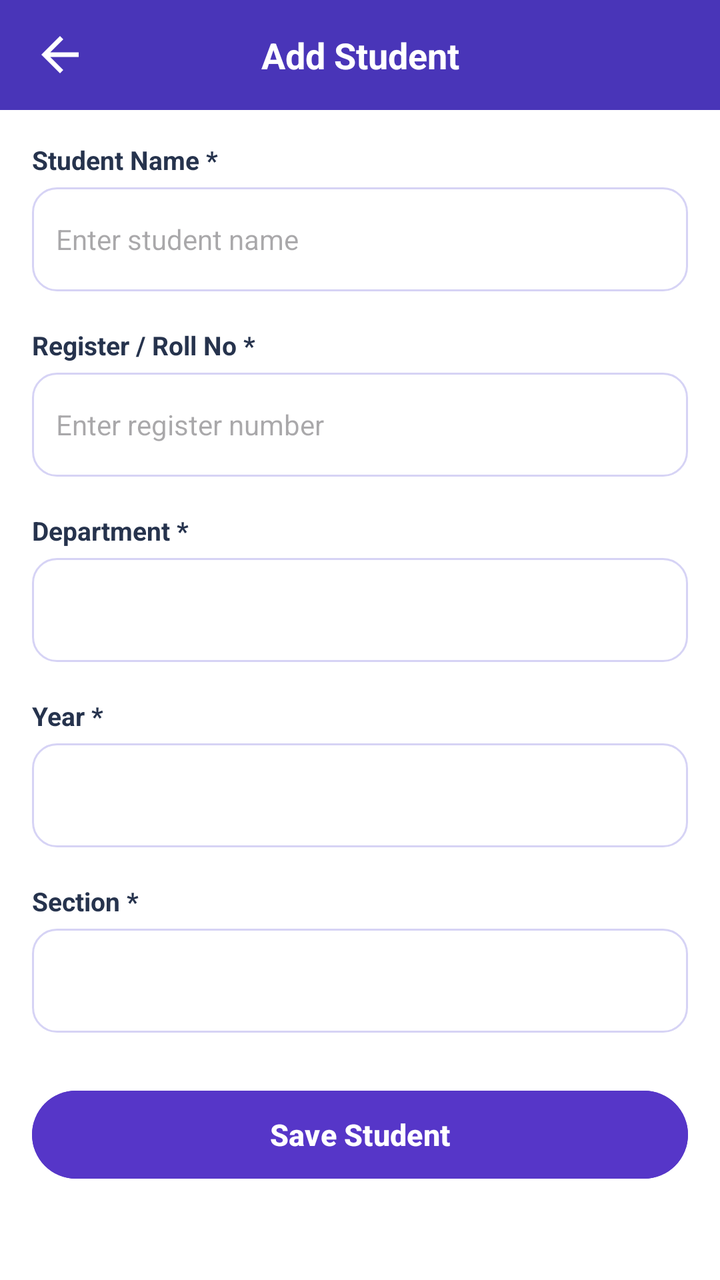
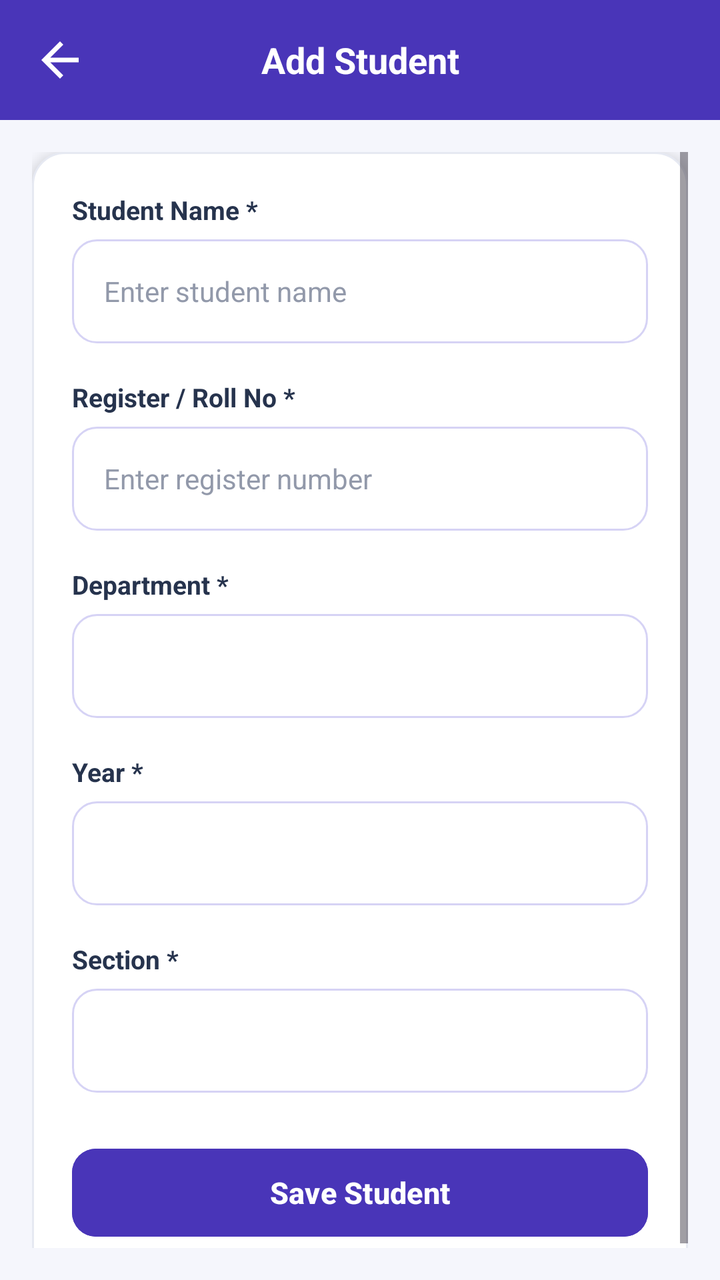

An Android layout rendered at two revisions. The XML below is the earlier revision; the diff shows what the commit changed to produce the second picture.
<!-- AndroidManifest.xml: application theme Theme.TrackPoint -->
<!-- res/layout/activity_add_student.xml -->
<?xml version="1.0" encoding="utf-8"?>
<androidx.constraintlayout.widget.ConstraintLayout
    xmlns:android="http://schemas.android.com/apk/res/android"
    xmlns:app="http://schemas.android.com/apk/res-auto"
    android:layout_width="match_parent"
    android:layout_height="match_parent"
    android:background="#4935B8"
    android:fitsSystemWindows="true">

    
    <LinearLayout
        android:id="@+id/header"
        android:layout_width="match_parent"
        android:layout_height="55dp"
        android:orientation="horizontal"
        android:gravity="center_vertical"
        android:paddingStart="16dp"
        android:paddingEnd="16dp"
        android:background="#4935B8"
        app:layout_constraintTop_toTopOf="parent">

        <ImageView
            android:id="@+id/btnBack"
            android:layout_width="28dp"
            android:layout_height="28dp"
            android:src="@drawable/back_symbol"
            app:tint="#FFFFFF"
            android:contentDescription="Back"/>

        <TextView
            android:layout_width="0dp"
            android:layout_height="wrap_content"
            android:layout_weight="1"
            android:text="Add Student"
            android:textColor="#FFFFFF"
            android:textSize="18sp"
            android:textStyle="bold"
            android:gravity="center"/>

        <View
            android:layout_width="28dp"
            android:layout_height="28dp"/>

    </LinearLayout>

    
    <ScrollView
        android:layout_width="match_parent"
        android:layout_height="0dp"
        android:fillViewport="true"
        android:padding="16dp"
        android:background="#FFFFFF"
        app:layout_constraintTop_toBottomOf="@id/header"
        app:layout_constraintBottom_toBottomOf="parent">

        <LinearLayout
            android:layout_width="match_parent"
            android:layout_height="wrap_content"
            android:orientation="vertical">

            
            <TextView
                android:layout_width="wrap_content"
                android:layout_height="wrap_content"
                android:text="Student Name *"
                android:textColor="#26334D"
                android:textStyle="bold"
                android:textSize="13sp"/>

            <EditText
                android:id="@+id/etStudentName"
                android:layout_width="match_parent"
                android:layout_height="52dp"
                android:layout_marginTop="5dp"
                android:layout_marginBottom="18dp"
                android:background="@drawable/input_box"
                android:padding="12dp"
                android:hint="Enter student name"
                android:inputType="textPersonName"
                android:textSize="14sp"/>

            
            <TextView
                android:layout_width="wrap_content"
                android:layout_height="wrap_content"
                android:text="Register / Roll No *"
                android:textColor="#26334D"
                android:textStyle="bold"
                android:textSize="13sp"/>

            <EditText
                android:id="@+id/etRegisterNumber"
                android:layout_width="match_parent"
                android:layout_height="52dp"
                android:layout_marginTop="5dp"
                android:layout_marginBottom="18dp"
                android:background="@drawable/input_box"
                android:padding="12dp"
                android:hint="Enter register number"
                android:inputType="textCapCharacters"
                android:textSize="14sp"/>

            
            <TextView
                android:layout_width="wrap_content"
                android:layout_height="wrap_content"
                android:text="Department *"
                android:textColor="#26334D"
                android:textStyle="bold"
                android:textSize="13sp"/>

            <Spinner
                android:id="@+id/spDepartment"
                android:layout_width="match_parent"
                android:layout_height="52dp"
                android:layout_marginTop="5dp"
                android:layout_marginBottom="18dp"
                android:background="@drawable/input_box"
                android:paddingStart="12dp"/>

            
            <TextView
                android:layout_width="wrap_content"
                android:layout_height="wrap_content"
                android:text="Year *"
                android:textColor="#26334D"
                android:textStyle="bold"
                android:textSize="13sp"/>

            <Spinner
                android:id="@+id/spYear"
                android:layout_width="match_parent"
                android:layout_height="52dp"
                android:layout_marginTop="5dp"
                android:layout_marginBottom="18dp"
                android:background="@drawable/input_box"
                android:paddingStart="12dp"/>

            
            <TextView
                android:layout_width="wrap_content"
                android:layout_height="wrap_content"
                android:text="Section *"
                android:textColor="#26334D"
                android:textStyle="bold"
                android:textSize="13sp"/>

            <Spinner
                android:id="@+id/spSection"
                android:layout_width="match_parent"
                android:layout_height="52dp"
                android:layout_marginTop="5dp"
                android:layout_marginBottom="25dp"
                android:background="@drawable/input_box"
                android:paddingStart="12dp"/>

            
            <Button
                android:id="@+id/btnSaveStudent"
                android:layout_width="match_parent"
                android:layout_height="52dp"
                android:text="Save Student"
                android:textColor="#FFFFFF"
                android:textSize="15sp"
                android:textStyle="bold"
                android:textAllCaps="false"
                android:backgroundTint="#5636C8"/>

        </LinearLayout>
    </ScrollView>

</androidx.constraintlayout.widget.ConstraintLayout>
<!-- resources referenced by this layout -->
<resources>
  <!-- drawable back_symbol (drawable) -->
  <vector xmlns:android="http://schemas.android.com/apk/res/android" android:autoMirrored="true" android:height="24dp" android:tint="#000000" android:viewportHeight="24" android:viewportWidth="24" android:width="24dp">
        
      <path android:fillColor="@android:color/white" android:pathData="M20,11H7.83l5.59,-5.59L12,4l-8,8 8,8 1.41,-1.41L7.83,13H20v-2z"/>
      
  </vector>
  <!-- drawable input_box (drawable) -->
  <?xml version="1.0" encoding="utf-8"?>
  <shape xmlns:android="http://schemas.android.com/apk/res/android"
      android:shape="rectangle">
  
      <solid android:color="#FFFFFF" />
  
      <stroke
          android:width="1dp"
          android:color="#D6D3F5" />
  
      <corners android:radius="12dp" />
  
      <padding
          android:left="12dp"
          android:right="12dp"
          android:top="4dp"
          android:bottom="4dp" />
  
  </shape>
  <style name="Theme.TrackPoint" parent="Base.Theme.TrackPoint" />
  <style name="Base.Theme.TrackPoint" parent="Theme.Material3.DayNight.NoActionBar">
          
          
      </style>
</resources>

<!-- the commit's change to res/layout/activity_add_student.xml (unified diff, before → after) -->
@@ -11,7 +11,7 @@
     <LinearLayout
         android:id="@+id/header"
         android:layout_width="match_parent"
-        android:layout_height="55dp"
+        android:layout_height="60dp"
         android:orientation="horizontal"
         android:gravity="center_vertical"
         android:paddingStart="16dp"
@@ -49,14 +49,17 @@
         android:layout_height="0dp"
         android:fillViewport="true"
         android:padding="16dp"
-        android:background="#FFFFFF"
+        android:background="#F5F6FC"
         app:layout_constraintTop_toBottomOf="@id/header"
         app:layout_constraintBottom_toBottomOf="parent">
 
         <LinearLayout
             android:layout_width="match_parent"
             android:layout_height="wrap_content"
-            android:orientation="vertical">
+            android:orientation="vertical"
+            android:padding="20dp"
+            android:background="@drawable/action_card"
+            android:elevation="4dp">
 
             
             <TextView
@@ -71,11 +74,14 @@
                 android:id="@+id/etStudentName"
                 android:layout_width="match_parent"
                 android:layout_height="52dp"
-                android:layout_marginTop="5dp"
+                android:layout_marginTop="6dp"
                 android:layout_marginBottom="18dp"
                 android:background="@drawable/input_box"
-                android:padding="12dp"
+                android:paddingStart="16dp"
+                android:paddingEnd="16dp"
                 android:hint="Enter student name"
+                android:textColor="#18233F"
+                android:textColorHint="#9299AA"
                 android:inputType="textPersonName"
                 android:textSize="14sp"/>
 
@@ -92,11 +98,14 @@
                 android:id="@+id/etRegisterNumber"
                 android:layout_width="match_parent"
                 android:layout_height="52dp"
-                android:layout_marginTop="5dp"
+                android:layout_marginTop="6dp"
                 android:layout_marginBottom="18dp"
                 android:background="@drawable/input_box"
-                android:padding="12dp"
+                android:paddingStart="16dp"
+                android:paddingEnd="16dp"
                 android:hint="Enter register number"
+                android:textColor="#18233F"
+                android:textColorHint="#9299AA"
                 android:inputType="textCapCharacters"
                 android:textSize="14sp"/>
 
@@ -113,10 +122,11 @@
                 android:id="@+id/spDepartment"
                 android:layout_width="match_parent"
                 android:layout_height="52dp"
-                android:layout_marginTop="5dp"
+                android:layout_marginTop="6dp"
                 android:layout_marginBottom="18dp"
                 android:background="@drawable/input_box"
-                android:paddingStart="12dp"/>
+                android:paddingStart="12dp"
+                android:paddingEnd="12dp"/>
 
             
             <TextView
@@ -131,10 +141,11 @@
                 android:id="@+id/spYear"
                 android:layout_width="match_parent"
                 android:layout_height="52dp"
-                android:layout_marginTop="5dp"
+                android:layout_marginTop="6dp"
                 android:layout_marginBottom="18dp"
                 android:background="@drawable/input_box"
-                android:paddingStart="12dp"/>
+                android:paddingStart="12dp"
+                android:paddingEnd="12dp"/>
 
             
             <TextView
@@ -149,10 +160,11 @@
                 android:id="@+id/spSection"
                 android:layout_width="match_parent"
                 android:layout_height="52dp"
-                android:layout_marginTop="5dp"
-                android:layout_marginBottom="25dp"
+                android:layout_marginTop="6dp"
+                android:layout_marginBottom="24dp"
                 android:background="@drawable/input_box"
-                android:paddingStart="12dp"/>
+                android:paddingStart="12dp"
+                android:paddingEnd="12dp"/>
 
             
             <Button
@@ -164,7 +176,8 @@
                 android:textSize="15sp"
                 android:textStyle="bold"
                 android:textAllCaps="false"
-                android:backgroundTint="#5636C8"/>
+                android:backgroundTint="#4935B8"
+                app:cornerRadius="12dp"/>
 
         </LinearLayout>
     </ScrollView>
<!-- resource entries referenced after the edit -->
@@ -1,5 +1,11 @@
 <!-- resources referenced by this layout -->
 <resources>
+  <!-- drawable action_card (drawable) -->
+  <shape xmlns:android="http://schemas.android.com/apk/res/android">
+      <solid android:color="#FFFFFF"/>
+      <stroke android:width="1dp" android:color="#E6E9F2"/>
+      <corners android:radius="16dp"/>
+  </shape>
   <!-- drawable back_symbol (drawable) -->
   <vector xmlns:android="http://schemas.android.com/apk/res/android" android:autoMirrored="true" android:height="24dp" android:tint="#000000" android:viewportHeight="24" android:viewportWidth="24" android:width="24dp">
         
